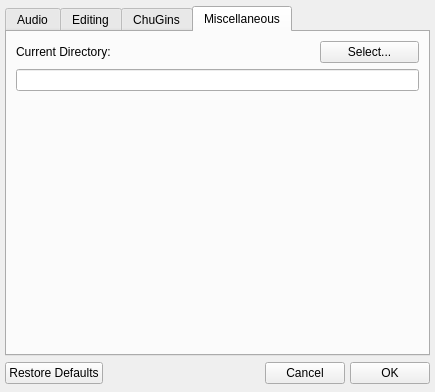
Qt form src/qt/mAPreferencesWindow.ui (ccrma/miniAudicle) before a commit.
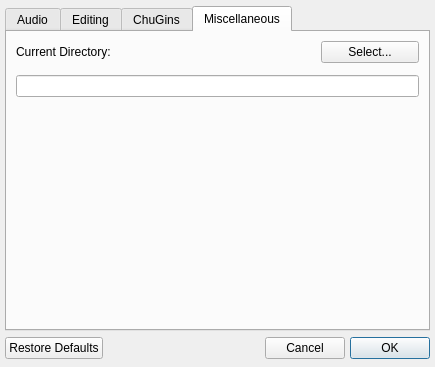
The same form after that commit. The open tabs and pages were chosen to show the change. Icons and pictures are not drawn.

Patch:
```diff
--- a/src/qt/mAPreferencesWindow.ui
+++ b/src/qt/mAPreferencesWindow.ui
@@ -7,9 +7,21 @@
     <x>0</x>
     <y>0</y>
     <width>435</width>
-    <height>392</height>
+    <height>367</height>
    </rect>
   </property>
+  <property name="minimumSize">
+   <size>
+    <width>435</width>
+    <height>367</height>
+   </size>
+  </property>
+  <property name="maximumSize">
+   <size>
+    <width>435</width>
+    <height>367</height>
+   </size>
+  </property>
   <property name="baseSize">
    <size>
     <width>521</width>
@@ -35,13 +47,13 @@
      <property name="minimumSize">
       <size>
        <width>425</width>
-       <height>350</height>
+       <height>325</height>
       </size>
      </property>
      <property name="maximumSize">
       <size>
        <width>425</width>
-       <height>350</height>
+       <height>325</height>
       </size>
      </property>
      <property name="currentIndex">
@@ -620,6 +632,9 @@
        <string>Miscellaneous</string>
       </attribute>
       <layout class="QVBoxLayout" name="verticalLayout_5">
+       <property name="spacing">
+        <number>12</number>
+       </property>
        <item>
         <layout class="QHBoxLayout" name="horizontalLayout_5">
          <item>
@@ -726,6 +741,9 @@
        <property name="text">
         <string>OK</string>
        </property>
+       <property name="default">
+        <bool>true</bool>
+       </property>
       </widget>
      </item>
     </layout>
```
Left out of the diff: 11 changed lines with no effect on the pictures.
